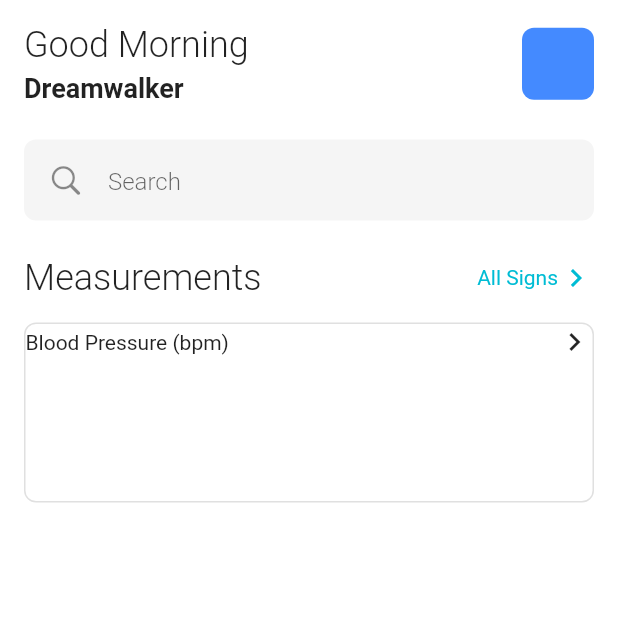
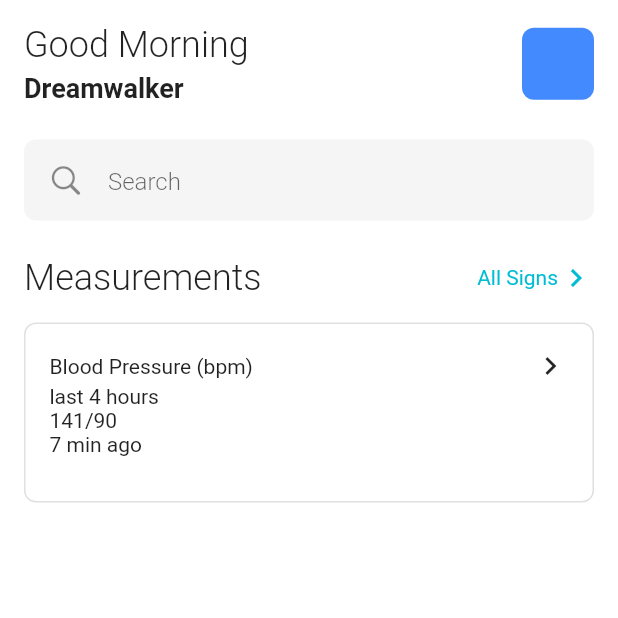
Before and after one commit to JAICHANGPARK/flutter_notebook_19th_story, a Flutter app: the screen it shows after launch, on a phone screen of 412 x 824 dp, the top half of it. Run offline on Flutter 3.47's test engine with Material 2 defaults, Android fonts, the phone set to English and light mode, and no system bars; our stand-ins replace cached_network_image, countup, fl_chart, flutter_riverpod, freezed_annotation, smooth_page_indicator and 1 more.

Commit message:
Update monitoring_main_page.dart

```diff
--- a/lib/ep1127_patient_monitoring_app/src/ui/monitoring_main_page.dart
+++ b/lib/ep1127_patient_monitoring_app/src/ui/monitoring_main_page.dart
@@ -112,6 +112,7 @@ class _MonitoringMainPageState extends State<MonitoringMainPage> {
                                 color: Colors.grey[300]!,
                               ),
                               borderRadius: BorderRadius.circular(8)),
+                          padding: EdgeInsets.all(16),
                           child: Column(
                             children: [
                               Row(
@@ -119,6 +120,18 @@ class _MonitoringMainPageState extends State<MonitoringMainPage> {
                                 children: [
                                   Text("Blood Pressure (bpm)"),
                                   Icon(Icons.keyboard_arrow_right),
+                                ],
+                              ),
+                              Row(
+                                children: [
+                                  Column(
+                                    crossAxisAlignment: CrossAxisAlignment.start,
+                                    children: [
+                                      Text("last 4 hours"),
+                                      Text("141/90"),
+                                      Text("7 min ago"),
+                                    ],
+                                  )
                                 ],
                               )
                             ],
```
